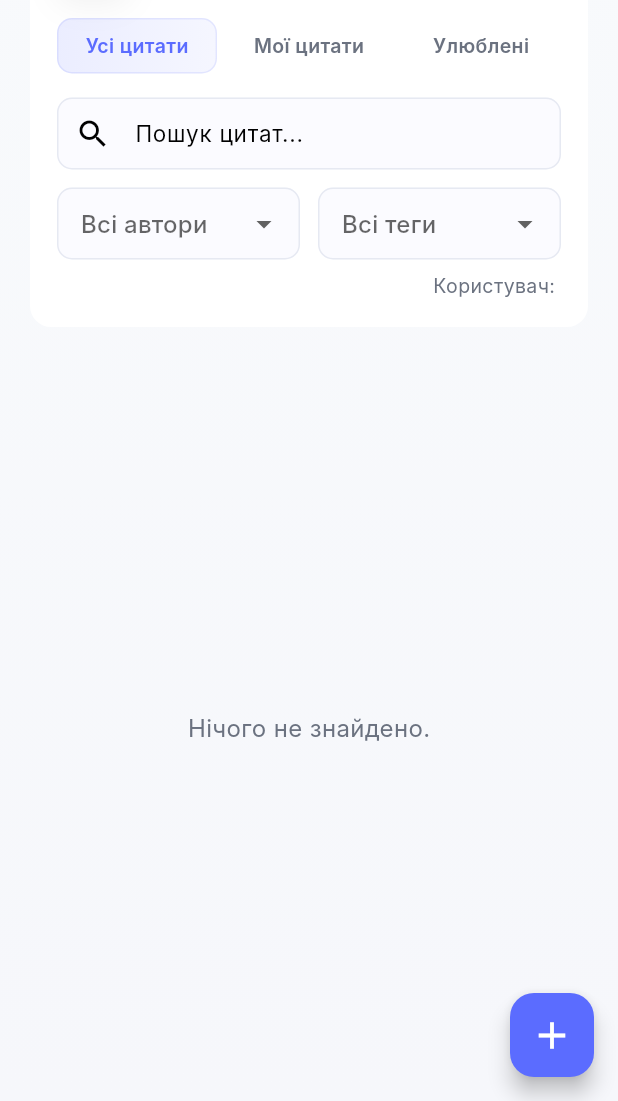
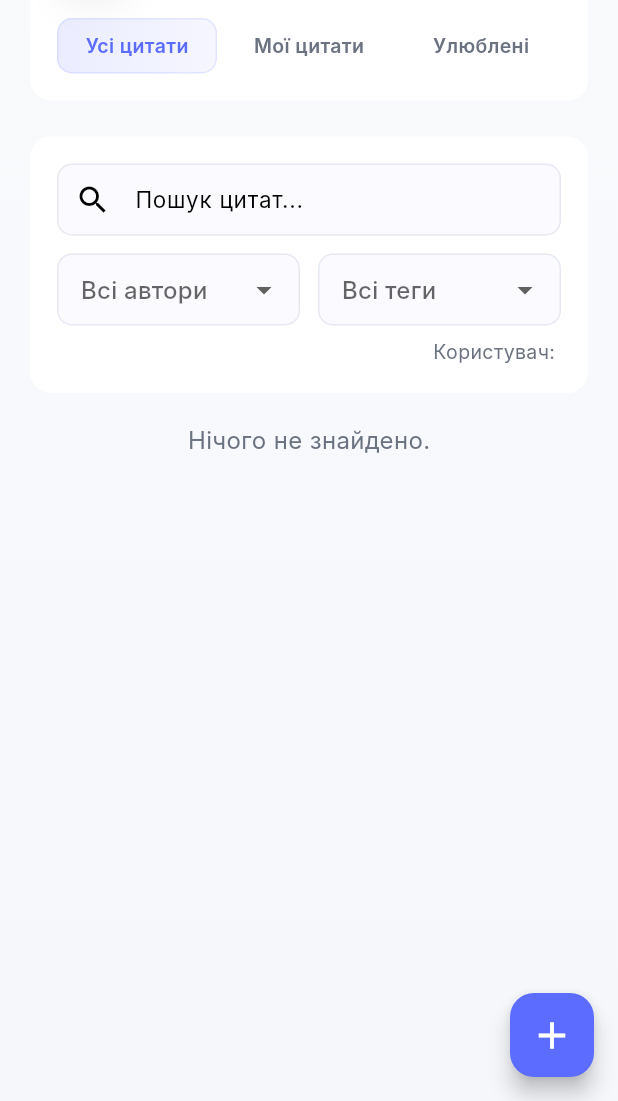
Before and after one commit to Bohdan2113/quote_gallery, a Flutter app: the screen it shows once a user with an empty profile is signed in, on a phone screen of 412 x 824 dp, the part 135-1236 px from its top. Run offline on Flutter 3.47's test engine with Material 3 defaults, Android fonts, the phone set to English and light mode, and no system bars; our stand-ins replace cloud_firestore, firebase_analytics, firebase_auth, firebase_core, firebase_crashlytics; accounts and stored records are empty; Roboto replaces fonts that are missing (Inter).

Commit message:
feat: Refactor main screen layout to include filters section and improve quotes grid responsiveness

```diff
--- a/lib/presentation/screens/main/main_screen.dart
+++ b/lib/presentation/screens/main/main_screen.dart
@@ -82,7 +82,17 @@ class _MainScreenState extends State<MainScreen> {
             return Column(
               children: [
                 _buildHeader(context, quotesProvider),
+                Expanded(
+                  child: SingleChildScrollView(
+                    child: Column(
+                      children: [
+                        _buildFiltersSection(quotesProvider),
+                        const SizedBox(height: 16),
                         _buildQuotesGrid(context, quotesProvider),
+                      ],
+                    ),
+                  ),
+                ),
               ],
             );
           },
@@ -112,7 +122,21 @@ class _MainScreenState extends State<MainScreen> {
               _buildHeaderRow(context),
               const SizedBox(height: 16),
               _buildTabs(),
-              const SizedBox(height: 16),
+            ],
+          ),
+        ),
+      ),
+    );
+  }
+
+  Widget _buildFiltersSection(QuotesProvider quotesProvider) {
+    return Padding(
+      padding: const EdgeInsets.symmetric(horizontal: 16),
+      child: Card(
+        child: Padding(
+          padding: const EdgeInsets.all(18),
+          child: Column(
+            children: [
               _buildSearchField(),
               const SizedBox(height: 12),
               _buildFiltersRow(quotesProvider),
@@ -338,12 +362,11 @@ class _MainScreenState extends State<MainScreen> {
   Widget _buildQuotesGrid(BuildContext context, QuotesProvider quotesProvider) {
     if (quotesProvider.status == QuotesStatus.loading ||
         quotesProvider.status == QuotesStatus.initial) {
-      return const Expanded(child: Center(child: CircularProgressIndicator()));
+      return const Center(child: CircularProgressIndicator());
     }
 
     if (quotesProvider.status == QuotesStatus.error) {
-      return Expanded(
-        child: Center(
+      return Center(
         child: Column(
           mainAxisSize: MainAxisSize.min,
           children: [
@@ -360,17 +383,14 @@ class _MainScreenState extends State<MainScreen> {
             ),
           ],
         ),
-        ),
       );
     }
 
     final filtered = _applyFilters(quotesProvider.quotes);
 
-    return Expanded(
-      child: filtered.isEmpty
+    return filtered.isEmpty
         ? _buildEmptyState()
-          : _buildQuotesGridView(context, filtered),
-    );
+        : _buildQuotesGridView(context, filtered);
   }
 
   Widget _buildEmptyState() {
@@ -383,10 +403,16 @@ class _MainScreenState extends State<MainScreen> {
   }
 
   Widget _buildQuotesGridView(BuildContext context, List<QuoteModel> quotes) {
+    return LayoutBuilder(
+      builder: (context, constraints) {
+        final crossAxisCount = constraints.maxWidth < 600 ? 1 : 2;
+
         return GridView.builder(
+          shrinkWrap: true,
+          physics: const NeverScrollableScrollPhysics(),
           padding: const EdgeInsets.symmetric(horizontal: 16),
-      gridDelegate: const SliverGridDelegateWithFixedCrossAxisCount(
-        crossAxisCount: 2,
+          gridDelegate: SliverGridDelegateWithFixedCrossAxisCount(
+            crossAxisCount: crossAxisCount,
             childAspectRatio: 5,
             crossAxisSpacing: 12,
             mainAxisSpacing: 12,
@@ -394,6 +420,8 @@ class _MainScreenState extends State<MainScreen> {
           itemCount: quotes.length,
           itemBuilder: (context, index) {
             return _buildQuoteCard(context, quotes[index]);
+          },
+        );
       },
     );
   }
```
Lines whose indentation alone changed are shown as unchanged.
